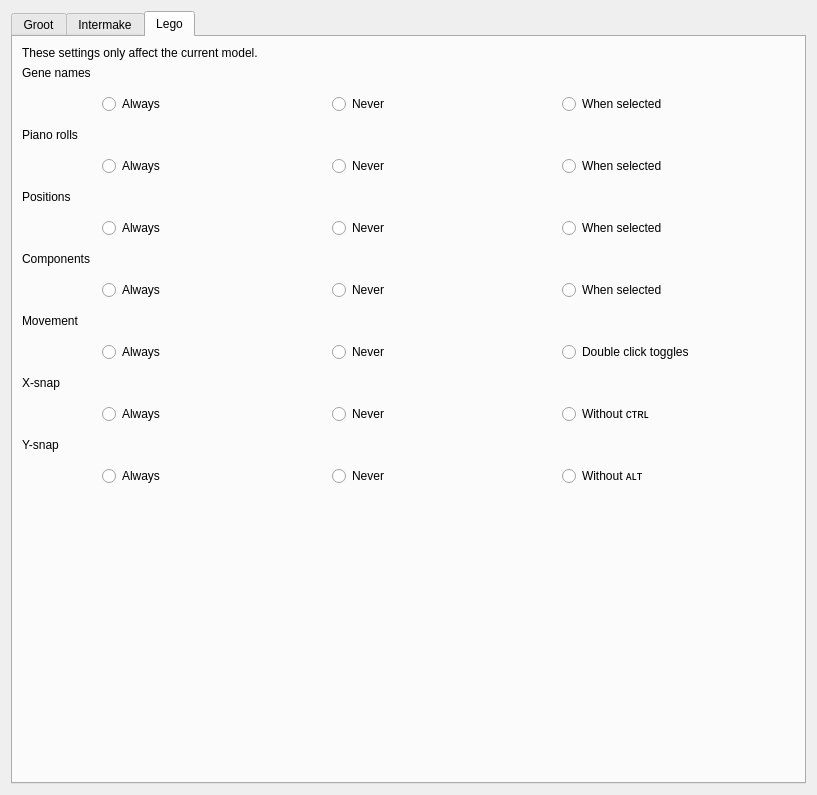
JMcInerneyLab/groot, file groot/frontends/gui/forms/designer/frm_view_options_designer.ui: the form before one commit.
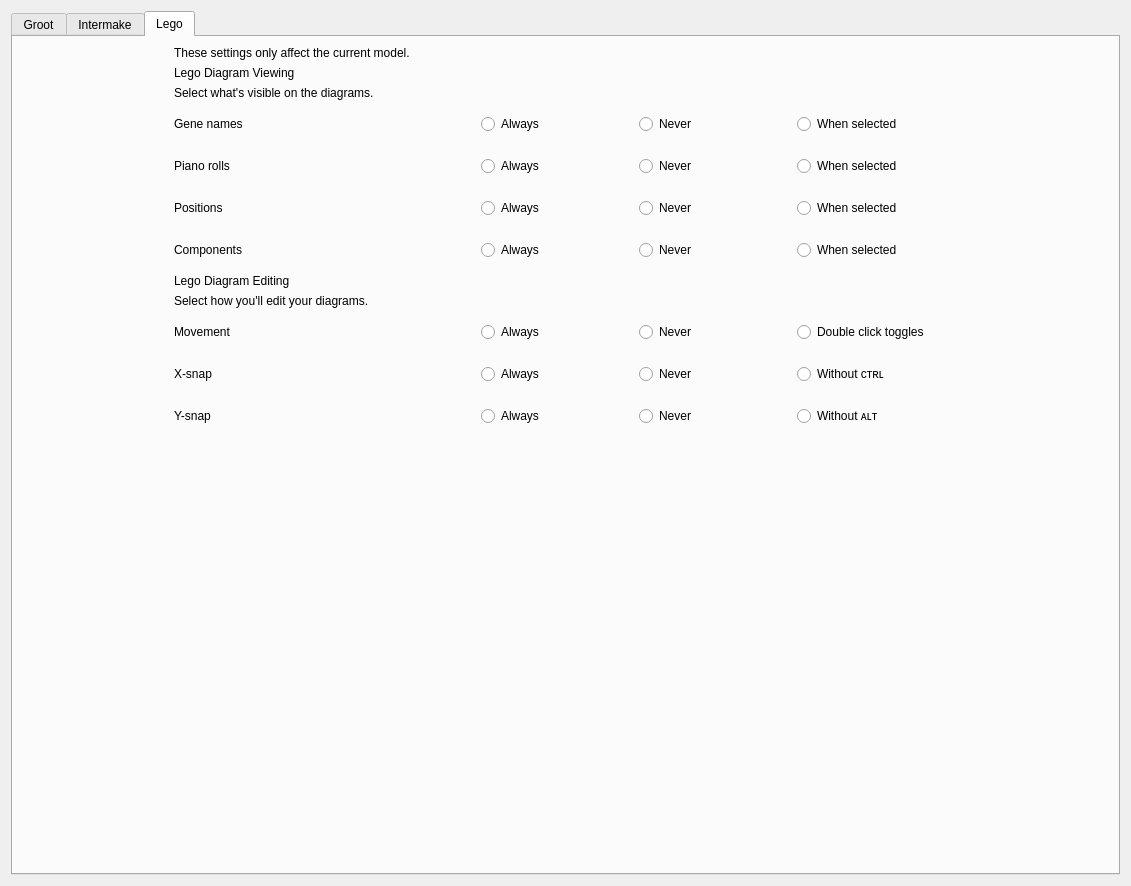
The form after the commit. The open tabs and pages were chosen to show the change.

Diff of the .ui file:
```diff
--- a/groot/frontends/gui/forms/designer/frm_view_options_designer.ui
+++ b/groot/frontends/gui/forms/designer/frm_view_options_designer.ui
@@ -6,8 +6,8 @@
    <rect>
     <x>0</x>
     <y>0</y>
-    <width>817</width>
-    <height>795</height>
+    <width>1131</width>
+    <height>886</height>
    </rect>
   </property>
   <property name="windowTitle">
@@ -34,43 +34,21 @@
          </property>
         </widget>
        </item>
-       <item>
-        <widget class="QLabel" name="label_4">
-         <property name="text">
-          <string>Recent files history</string>
-         </property>
-         <property name="style" stdset="0">
-          <string>subheading</string>
-         </property>
-        </widget>
-       </item>
-       <item>
-        <widget class="QPushButton" name="BTN_CLEAR_RECENT">
-         <property name="sizePolicy">
-          <sizepolicy hsizetype="Fixed" vsizetype="Fixed">
-           <horstretch>0</horstretch>
-           <verstretch>0</verstretch>
-          </sizepolicy>
-         </property>
-         <property name="text">
-          <string>Clear</string>
-         </property>
-        </widget>
-       </item>
        <item>
         <widget class="QLabel" name="label_8">
          <property name="text">
-          <string>vis.js</string>
+          <string>Graph viewer (vis.js)</string>
          </property>
          <property name="style" stdset="0">
-          <string>subheading</string>
+          <string>heading</string>
          </property>
         </widget>
        </item>
        <item>
         <widget class="QLabel" name="LBL_VISJS_WARNING">
          <property name="text">
-          <string>You must configure the vis.js path in order to use the tree browser. Point this at the directory containing the 'visjs' folder.</string>
+          <string>You must configure the vis.js path in order to use the tree browser.
+Point this at the directory containing the 'visjs' folder.</string>
          </property>
          <property name="style" stdset="0">
           <string>helpbox</string>
@@ -100,7 +78,7 @@
           <string>Graph browser</string>
          </property>
          <property name="style" stdset="0">
-          <string>subheading</string>
+          <string>heading</string>
          </property>
         </widget>
        </item>
@@ -125,6 +103,17 @@
           <property name="bottomMargin">
            <number>0</number>
           </property>
+          <item>
+           <widget class="QLabel" name="LBL_VISJS_WARNING_2">
+            <property name="text">
+             <string>Choose how to view the graphs.
+Normally Groot will ask you, but you can select a default preference here.</string>
+            </property>
+            <property name="style" stdset="0">
+             <string>helpbox</string>
+            </property>
+           </widget>
+          </item>
           <item>
            <widget class="QRadioButton" name="RAD_TREE_ASK">
             <property name="text">
@@ -155,7 +144,7 @@
           <string>Startup</string>
          </property>
          <property name="style" stdset="0">
-          <string>subheading</string>
+          <string>heading</string>
          </property>
         </widget>
        </item>
@@ -180,6 +169,16 @@
           <property name="bottomMargin">
            <number>0</number>
           </property>
+          <item>
+           <widget class="QLabel" name="LBL_VISJS_WARNING_3">
+            <property name="text">
+             <string>Choose what to display when Groot starts.</string>
+            </property>
+            <property name="style" stdset="0">
+             <string>helpbox</string>
+            </property>
+           </widget>
+          </item>
           <item>
            <widget class="QRadioButton" name="RAD_STARTUP_MESSAGE">
             <property name="text">
@@ -197,7 +196,7 @@
           <item>
            <widget class="QRadioButton" name="RAD_STARTUP_SAMPLES">
             <property name="text">
-             <string>Show the samples browser</string>
+             <string>Show the open file dialogue</string>
             </property>
            </widget>
           </item>
@@ -211,6 +210,29 @@
          </layout>
         </widget>
        </item>
+       <item>
+        <widget class="QLabel" name="label_4">
+         <property name="text">
+          <string>Micellaneous</string>
+         </property>
+         <property name="style" stdset="0">
+          <string>heading</string>
+         </property>
+        </widget>
+       </item>
+       <item>
+        <widget class="QPushButton" name="BTN_CLEAR_RECENT">
+         <property name="sizePolicy">
+          <sizepolicy hsizetype="Fixed" vsizetype="Fixed">
+           <horstretch>0</horstretch>
+           <verstretch>0</verstretch>
+          </sizepolicy>
+         </property>
+         <property name="text">
+          <string>Clear recent files history</string>
+         </property>
+        </widget>
+       </item>
        <item>
         <spacer name="verticalSpacer_2">
          <property name="orientation">
@@ -230,98 +252,32 @@
       <attribute name="title">
        <string>Intermake</string>
       </attribute>
-      <layout class="QVBoxLayout" name="verticalLayout_6">
-       <item>
-        <widget class="QLabel" name="label_18">
+      <layout class="QGridLayout" name="gridLayout">
+       <item row="3" column="1">
+        <widget class="QComboBox" name="CMB_THEME">
+         <property name="editable">
+          <bool>true</bool>
+         </property>
+        </widget>
+       </item>
+       <item row="2" column="0" colspan="2">
+        <widget class="QLabel" name="label_22">
          <property name="text">
-          <string>Conifigure how Intermake should handle Groot.</string>
+          <string>Intermake uses Qt. You can specify a theme and/or a stylesheet.</string>
          </property>
          <property name="style" stdset="0">
           <string>helpbox</string>
          </property>
         </widget>
        </item>
-       <item>
-        <widget class="QLabel" name="label_12">
-         <property name="text">
-          <string>Theme</string>
+       <item row="4" column="1">
+        <widget class="QComboBox" name="CMB_CSS">
+         <property name="editable">
+          <bool>true</bool>
          </property>
-         <property name="style" stdset="0">
-          <string>subheading</string>
-         </property>
         </widget>
        </item>
-       <item>
-        <widget class="QRadioButton" name="RAD_THEME_DEFAULT">
-         <property name="text">
-          <string>Default</string>
-         </property>
-        </widget>
-       </item>
-       <item>
-        <widget class="QRadioButton" name="RAD_THEME_SYSTEM">
-         <property name="text">
-          <string>System</string>
-         </property>
-        </widget>
-       </item>
-       <item>
-        <widget class="QRadioButton" name="RAD_THEME_INTERMAKE">
-         <property name="text">
-          <string>Intermake</string>
-         </property>
-        </widget>
-       </item>
-       <item>
-        <widget class="QRadioButton" name="RAD_THEME_CUSTOM">
-         <property name="text">
-          <string>Custom</string>
-         </property>
-        </widget>
-       </item>
-       <item>
-        <widget class="QFrame" name="FRA_THEME_CUSTOM">
-         <property name="frameShape">
-          <enum>QFrame::Panel</enum>
-         </property>
-         <property name="frameShadow">
-          <enum>QFrame::Sunken</enum>
-         </property>
-         <layout class="QGridLayout" name="gridLayout">
-          <item row="0" column="0">
-           <widget class="QLabel" name="label_14">
-            <property name="text">
-             <string>Theme</string>
-            </property>
-           </widget>
-          </item>
-          <item row="0" column="1">
-           <widget class="QComboBox" name="CMB_THEME"/>
-          </item>
-          <item row="1" column="0">
-           <widget class="QLabel" name="label_15">
-            <property name="text">
-             <string>CSS</string>
-            </property>
-           </widget>
-          </item>
-          <item row="1" column="1">
-           <widget class="QLineEdit" name="TXT_CSS"/>
-          </item>
-         </layout>
-        </widget>
-       </item>
-       <item>
-        <widget class="QLabel" name="label_13">
-         <property name="text">
-          <string>Advanced</string>
-         </property>
-         <property name="style" stdset="0">
-          <string>subheading</string>
-         </property>
-        </widget>
-       </item>
-       <item>
+       <item row="8" column="1">
         <widget class="QPushButton" name="BTN_INTERMAKE_ADVANCED">
          <property name="sizePolicy">
           <sizepolicy hsizetype="Fixed" vsizetype="Fixed">
@@ -334,7 +290,24 @@
          </property>
         </widget>
        </item>
-       <item>
+       <item row="8" column="0">
+        <widget class="QLabel" name="label_13">
+         <property name="text">
+          <string>Advanced</string>
+         </property>
+        </widget>
+       </item>
+       <item row="6" column="0" colspan="2">
+        <widget class="QLabel" name="label_21">
+         <property name="text">
+          <string>General</string>
+         </property>
+         <property name="style" stdset="0">
+          <string>heading</string>
+         </property>
+        </widget>
+       </item>
+       <item row="10" column="0" colspan="2">
         <spacer name="verticalSpacer_3">
          <property name="orientation">
           <enum>Qt::Vertical</enum>
@@ -347,36 +320,101 @@
          </property>
         </spacer>
        </item>
+       <item row="1" column="0" colspan="2">
+        <widget class="QLabel" name="label_20">
+         <property name="text">
+          <string>GUI</string>
+         </property>
+         <property name="style" stdset="0">
+          <string>heading</string>
+         </property>
+        </widget>
+       </item>
+       <item row="3" column="0">
+        <widget class="QLabel" name="label_12">
+         <property name="sizePolicy">
+          <sizepolicy hsizetype="Fixed" vsizetype="Preferred">
+           <horstretch>0</horstretch>
+           <verstretch>0</verstretch>
+          </sizepolicy>
+         </property>
+         <property name="text">
+          <string>Theme</string>
+         </property>
+        </widget>
+       </item>
+       <item row="0" column="0" colspan="2">
+        <widget class="QLabel" name="label_18">
+         <property name="text">
+          <string>Configure how Intermake should handle Groot. These settings require a restart to take effect.</string>
+         </property>
+         <property name="style" stdset="0">
+          <string>helpbox</string>
+         </property>
+        </widget>
+       </item>
+       <item row="4" column="0">
+        <widget class="QLabel" name="label_15">
+         <property name="sizePolicy">
+          <sizepolicy hsizetype="Fixed" vsizetype="Preferred">
+           <horstretch>0</horstretch>
+           <verstretch>0</verstretch>
+          </sizepolicy>
+         </property>
+         <property name="text">
+          <string>CSS</string>
+         </property>
+        </widget>
+       </item>
+       <item row="7" column="0" colspan="2">
+        <widget class="QLabel" name="label_23">
+         <property name="text">
+          <string>Click the button below to show the standard Intermake configuration screen.</string>
+         </property>
+         <property name="style" stdset="0">
+          <string>helpbox</string>
+         </property>
+        </widget>
+       </item>
       </layout>
      </widget>
      <widget class="QWidget" name="tab_2">
       <attribute name="title">
        <string>Lego</string>
       </attribute>
-      <layout class="QVBoxLayout" name="verticalLayout_2">
-       <item>
-        <widget class="QLabel" name="label_19">
+      <layout class="QGridLayout" name="gridLayout_2">
+       <item row="20" column="0">
+        <spacer name="verticalSpacer">
+         <property name="orientation">
+          <enum>Qt::Vertical</enum>
+         </property>
+         <property name="sizeHint" stdset="0">
+          <size>
+           <width>141</width>
+           <height>241</height>
+          </size>
+         </property>
+        </spacer>
+       </item>
+       <item row="3" column="0" colspan="2">
+        <widget class="QLabel" name="label_24">
          <property name="text">
-          <string>These settings only affect the current model.</string>
+          <string>Select what's visible on the diagrams.</string>
          </property>
          <property name="style" stdset="0">
           <string>helpbox</string>
          </property>
         </widget>
        </item>
-       <item>
-        <widget class="QLabel" name="label">
-         <property name="text">
-          <string>Gene names</string>
+       <item row="16" column="1">
+        <widget class="QFrame" name="horizontalFrame_5">
+         <property name="sizePolicy">
+          <sizepolicy hsizetype="Fixed" vsizetype="Preferred">
+           <horstretch>0</horstretch>
+           <verstretch>0</verstretch>
+          </sizepolicy>
          </property>
-         <property name="style" stdset="0">
-          <string>subheading</string>
-         </property>
-        </widget>
-       </item>
-       <item>
-        <widget class="QFrame" name="horizontalFrame">
-         <layout class="QHBoxLayout" name="horizontalLayout">
+         <layout class="QHBoxLayout" name="horizontalLayout_6">
           <property name="spacing">
            <number>8</number>
           </property>
@@ -393,7 +431,7 @@
            <number>8</number>
           </property>
           <item>
-           <widget class="QRadioButton" name="RAD_NAME_YES">
+           <widget class="QRadioButton" name="RAD_XSNAP_YES">
             <property name="sizePolicy">
              <sizepolicy hsizetype="Fixed" vsizetype="Fixed">
               <horstretch>0</horstretch>
@@ -412,7 +450,7 @@
            </widget>
           </item>
           <item>
-           <widget class="QRadioButton" name="RAD_NAME_NO">
+           <widget class="QRadioButton" name="RAD_XSNAP_NO">
             <property name="sizePolicy">
              <sizepolicy hsizetype="Fixed" vsizetype="Fixed">
               <horstretch>0</horstretch>
@@ -431,7 +469,7 @@
            </widget>
           </item>
           <item>
-           <widget class="QRadioButton" name="RAD_NAME_IND">
+           <widget class="QRadioButton" name="RAD_XSNAP_IND">
             <property name="sizePolicy">
              <sizepolicy hsizetype="Fixed" vsizetype="Fixed">
               <horstretch>0</horstretch>
@@ -445,113 +483,21 @@
              </size>
             </property>
             <property name="text">
-             <string>When selected</string>
+             <string>Without ᴄᴛʀʟ</string>
             </property>
            </widget>
           </item>
          </layout>
         </widget>
        </item>
-       <item>
-        <widget class="QLabel" name="label_2">
-         <property name="text">
-          <string>Piano rolls</string>
-         </property>
-         <property name="style" stdset="0">
-          <string>subheading</string>
-         </property>
-        </widget>
-       </item>
-       <item>
-        <widget class="QFrame" name="horizontalFrame_2">
-         <layout class="QHBoxLayout" name="horizontalLayout_2">
-          <property name="spacing">
-           <number>8</number>
-          </property>
-          <property name="leftMargin">
-           <number>8</number>
-          </property>
-          <property name="topMargin">
-           <number>8</number>
-          </property>
-          <property name="rightMargin">
-           <number>8</number>
-          </property>
-          <property name="bottomMargin">
-           <number>8</number>
-          </property>
-          <item>
-           <widget class="QRadioButton" name="RAD_PIANO_YES">
-            <property name="sizePolicy">
-             <sizepolicy hsizetype="Fixed" vsizetype="Fixed">
-              <horstretch>0</horstretch>
-              <verstretch>0</verstretch>
-             </sizepolicy>
-            </property>
-            <property name="minimumSize">
-             <size>
-              <width>150</width>
-              <height>0</height>
-             </size>
-            </property>
-            <property name="text">
-             <string>Always</string>
-            </property>
-           </widget>
-          </item>
-          <item>
-           <widget class="QRadioButton" name="RAD_PIANO_NO">
-            <property name="sizePolicy">
-             <sizepolicy hsizetype="Fixed" vsizetype="Fixed">
-              <horstretch>0</horstretch>
-              <verstretch>0</verstretch>
-             </sizepolicy>
-            </property>
-            <property name="minimumSize">
-             <size>
-              <width>150</width>
-              <height>0</height>
-             </size>
-            </property>
-            <property name="text">
-             <string>Never</string>
-            </property>
-           </widget>
-          </item>
-          <item>
-           <widget class="QRadioButton" name="RAD_PIANO_IND">
-            <property name="sizePolicy">
-             <sizepolicy hsizetype="Fixed" vsizetype="Fixed">
-              <horstretch>0</horstretch>
-              <verstretch>0</verstretch>
-             </sizepolicy>
-            </property>
-            <property name="minimumSize">
-             <size>
-              <width>150</width>
-              <height>0</height>
-             </size>
-            </property>
-            <property name="text">
-             <string>When selected</string>
-            </property>
-           </widget>
-          </item>
-         </layout>
-        </widget>
-       </item>
-       <item>
-        <widget class="QLabel" name="label_5">
-         <property name="text">
-          <string>Positions</string>
-         </property>
-         <property name="style" stdset="0">
-          <string>subheading</string>
-         </property>
-        </widget>
-       </item>
-       <item>
+       <item row="8" column="1">
         <widget class="QFrame" name="horizontalFrame_4">
+         <property name="sizePolicy">
+          <sizepolicy hsizetype="Fixed" vsizetype="Preferred">
+           <horstretch>0</horstretch>
+           <verstretch>0</verstretch>
+          </sizepolicy>
+         </property>
          <layout class="QHBoxLayout" name="horizontalLayout_5">
           <property name="spacing">
            <number>8</number>
@@ -628,18 +574,14 @@
          </layout>
         </widget>
        </item>
-       <item>
-        <widget class="QLabel" name="label_10">
-         <property name="text">
-          <string>Components</string>
-         </property>
-         <property name="style" stdset="0">
-          <string>subheading</string>
-         </property>
-        </widget>
-       </item>
-       <item>
+       <item row="10" column="1">
         <widget class="QFrame" name="horizontalFrame_9">
+         <property name="sizePolicy">
+          <sizepolicy hsizetype="Fixed" vsizetype="Preferred">
+           <horstretch>0</horstretch>
+           <verstretch>0</verstretch>
+          </sizepolicy>
+         </property>
          <layout class="QHBoxLayout" name="horizontalLayout_8">
           <property name="spacing">
            <number>8</number>
@@ -716,18 +658,14 @@
          </layout>
         </widget>
        </item>
-       <item>
-        <widget class="QLabel" name="label_3">
-         <property name="text">
-          <string>Movement</string>
-         </property>
-         <property name="style" stdset="0">
-          <string>subheading</string>
-         </property>
-        </widget>
-       </item>
-       <item>
+       <item row="14" column="1">
         <widget class="QFrame" name="horizontalFrame_3">
+         <property name="sizePolicy">
+          <sizepolicy hsizetype="Fixed" vsizetype="Preferred">
+           <horstretch>0</horstretch>
+           <verstretch>0</verstretch>
+          </sizepolicy>
+         </property>
          <layout class="QHBoxLayout" name="horizontalLayout_4">
           <property name="spacing">
            <number>8</number>
@@ -804,19 +742,15 @@
          </layout>
         </widget>
        </item>
-       <item>
-        <widget class="QLabel" name="label_6">
-         <property name="text">
-          <string>X-snap</string>
+       <item row="6" column="1">
+        <widget class="QFrame" name="horizontalFrame_2">
+         <property name="sizePolicy">
+          <sizepolicy hsizetype="Fixed" vsizetype="Preferred">
+           <horstretch>0</horstretch>
+           <verstretch>0</verstretch>
+          </sizepolicy>
          </property>
-         <property name="style" stdset="0">
-          <string>subheading</string>
-         </property>
-        </widget>
-       </item>
-       <item>
-        <widget class="QFrame" name="horizontalFrame_5">
-         <layout class="QHBoxLayout" name="horizontalLayout_6">
+         <layout class="QHBoxLayout" name="horizontalLayout_2">
           <property name="spacing">
            <number>8</number>
           </property>
@@ -833,7 +767,7 @@
            <number>8</number>
           </property>
           <item>
-           <widget class="QRadioButton" name="RAD_XSNAP_YES">
+           <widget class="QRadioButton" name="RAD_PIANO_YES">
             <property name="sizePolicy">
              <sizepolicy hsizetype="Fixed" vsizetype="Fixed">
               <horstretch>0</horstretch>
@@ -852,7 +786,7 @@
            </widget>
           </item>
           <item>
-           <widget class="QRadioButton" name="RAD_XSNAP_NO">
+           <widget class="QRadioButton" name="RAD_PIANO_NO">
             <property name="sizePolicy">
              <sizepolicy hsizetype="Fixed" vsizetype="Fixed">
               <horstretch>0</horstretch>
@@ -871,7 +805,7 @@
            </widget>
           </item>
           <item>
-           <widget class="QRadioButton" name="RAD_XSNAP_IND">
+           <widget class="QRadioButton" name="RAD_PIANO_IND">
             <property name="sizePolicy">
              <sizepolicy hsizetype="Fixed" vsizetype="Fixed">
               <horstretch>0</horstretch>
@@ -885,25 +819,21 @@
              </size>
             </property>
             <property name="text">
-             <string>Without ᴄᴛʀʟ</string>
+             <string>When selected</string>
             </property>
            </widget>
           </item>
          </layout>
         </widget>
        </item>
-       <item>
-        <widget class="QLabel" name="label_7">
-         <property name="text">
-          <string>Y-snap</string>
-         </property>
-         <property name="style" stdset="0">
-          <string>subheading</string>
-         </property>
-        </widget>
-       </item>
-       <item>
+       <item row="18" column="1">
         <widget class="QFrame" name="horizontalFrame_6">
+         <property name="sizePolicy">
+          <sizepolicy hsizetype="Fixed" vsizetype="Preferred">
+           <horstretch>0</horstretch>
+           <verstretch>0</verstretch>
+          </sizepolicy>
+         </property>
          <layout class="QHBoxLayout" name="horizontalLayout_7">
           <property name="spacing">
            <number>8</number>
@@ -980,18 +910,220 @@
          </layout>
         </widget>
        </item>
-       <item>
-        <spacer name="verticalSpacer">
-         <property name="orientation">
-          <enum>Qt::Vertical</enum>
+       <item row="4" column="1">
+        <widget class="QFrame" name="horizontalFrame">
+         <property name="sizePolicy">
+          <sizepolicy hsizetype="Fixed" vsizetype="Preferred">
+           <horstretch>0</horstretch>
+           <verstretch>0</verstretch>
+          </sizepolicy>
          </property>
-         <property name="sizeHint" stdset="0">
-          <size>
-           <width>141</width>
-           <height>241</height>
-          </size>
+         <layout class="QHBoxLayout" name="horizontalLayout">
+          <property name="spacing">
+           <number>8</number>
+          </property>
+          <property name="leftMargin">
+           <number>8</number>
+          </property>
+          <property name="topMargin">
+           <number>8</number>
+          </property>
+          <property name="rightMargin">
+           <number>8</number>
+          </property>
+          <property name="bottomMargin">
+           <number>8</number>
+          </property>
+          <item>
+           <widget class="QRadioButton" name="RAD_NAME_YES">
+            <property name="sizePolicy">
+             <sizepolicy hsizetype="Fixed" vsizetype="Fixed">
+              <horstretch>0</horstretch>
+              <verstretch>0</verstretch>
+             </sizepolicy>
+            </property>
+            <property name="minimumSize">
+             <size>
+              <width>150</width>
+              <height>0</height>
+             </size>
+            </property>
+            <property name="text">
+             <string>Always</string>
+            </property>
+           </widget>
+          </item>
+          <item>
+           <widget class="QRadioButton" name="RAD_NAME_NO">
+            <property name="sizePolicy">
+             <sizepolicy hsizetype="Fixed" vsizetype="Fixed">
+              <horstretch>0</horstretch>
+              <verstretch>0</verstretch>
+             </sizepolicy>
+            </property>
+            <property name="minimumSize">
+             <size>
+              <width>150</width>
+              <height>0</height>
+             </size>
+            </property>
+            <property name="text">
+             <string>Never</string>
+            </property>
+           </widget>
+          </item>
+          <item>
+           <widget class="QRadioButton" name="RAD_NAME_IND">
+            <property name="sizePolicy">
+             <sizepolicy hsizetype="Fixed" vsizetype="Fixed">
+              <horstretch>0</horstretch>
+              <verstretch>0</verstretch>
+             </sizepolicy>
+            </property>
+            <property name="minimumSize">
+             <size>
+              <width>150</width>
+              <height>0</height>
+             </size>
+            </property>
+            <property name="text">
+             <string>When selected</string>
+            </property>
+           </widget>
+          </item>
+         </layout>
+        </widget>
+       </item>
+       <item row="6" column="0">
+        <widget class="QLabel" name="label_2">
+         <property name="sizePolicy">
+          <sizepolicy hsizetype="Fixed" vsizetype="Preferred">
+           <horstretch>0</horstretch>
+           <verstretch>0</verstretch>
+          </sizepolicy>
          </property>
-        </spacer>
+         <property name="text">
+          <string>Piano rolls</string>
+         </property>
+        </widget>
+       </item>
+       <item row="16" column="0">
+        <widget class="QLabel" name="label_6">
+         <property name="sizePolicy">
+          <sizepolicy hsizetype="Fixed" vsizetype="Preferred">
+           <horstretch>0</horstretch>
+           <verstretch>0</verstretch>
+          </sizepolicy>
+         </property>
+         <property name="text">
+          <string>X-snap</string>
+         </property>
+        </widget>
+       </item>
+       <item row="14" column="0">
+        <widget class="QLabel" name="label_3">
+         <property name="sizePolicy">
+          <sizepolicy hsizetype="Fixed" vsizetype="Preferred">
+           <horstretch>0</horstretch>
+           <verstretch>0</verstretch>
+          </sizepolicy>
+         </property>
+         <property name="text">
+          <string>Movement</string>
+         </property>
+        </widget>
+       </item>
+       <item row="8" column="0">
+        <widget class="QLabel" name="label_5">
+         <property name="sizePolicy">
+          <sizepolicy hsizetype="Fixed" vsizetype="Preferred">
+           <horstretch>0</horstretch>
+           <verstretch>0</verstretch>
+          </sizepolicy>
+         </property>
+         <property name="text">
+          <string>Positions</string>
+         </property>
+        </widget>
+       </item>
+       <item row="12" column="0" colspan="2">
+        <widget class="QLabel" name="label_17">
+         <property name="text">
+          <string>Lego Diagram Editing</string>
+         </property>
+         <property name="style" stdset="0">
+          <string>heading</string>
+         </property>
+        </widget>
+       </item>
+       <item row="4" column="0">
+        <widget class="QLabel" name="label">
+         <property name="sizePolicy">
+          <sizepolicy hsizetype="Fixed" vsizetype="Preferred">
+           <horstretch>0</horstretch>
+           <verstretch>0</verstretch>
+          </sizepolicy>
+         </property>
+         <property name="text">
+          <string>Gene names</string>
+         </property>
+        </widget>
+       </item>
+       <item row="18" column="0">
+        <widget class="QLabel" name="label_7">
+         <property name="sizePolicy">
+          <sizepolicy hsizetype="Fixed" vsizetype="Preferred">
+           <horstretch>0</horstretch>
+           <verstretch>0</verstretch>
+          </sizepolicy>
+         </property>
+         <property name="text">
+          <string>Y-snap</string>
+         </property>
+        </widget>
+       </item>
+       <item row="10" column="0">
+        <widget class="QLabel" name="label_10">
+         <property name="sizePolicy">
+          <sizepolicy hsizetype="Fixed" vsizetype="Preferred">
+           <horstretch>0</horstretch>
+           <verstretch>0</verstretch>
+          </sizepolicy>
+         </property>
+         <property name="text">
+          <string>Components</string>
+         </property>
+        </widget>
+       </item>
+       <item row="0" column="0" colspan="2">
+        <widget class="QLabel" name="label_19">
+         <property name="text">
+          <string>These settings only affect the current model.</string>
+         </property>
+         <property name="style" stdset="0">
+          <string>helpbox</string>
+         </property>
+        </widget>
+       </item>
+       <item row="2" column="0" colspan="2">
+        <widget class="QLabel" name="label_14">
+         <property name="text">
+          <string>Lego Diagram Viewing</string>
+         </property>
+         <property name="style" stdset="0">
+          <string>heading</string>
+         </property>
+        </widget>
+       </item>
+       <item row="13" column="0" colspan="2">
+        <widget class="QLabel" name="label_25">
+         <property name="text">
+          <string>Select how you'll edit your diagrams.</string>
+         </property>
+         <property name="style" stdset="0">
+          <string>helpbox</string>
+         </property>
+        </widget>
        </item>
       </layout>
      </widget>
```
